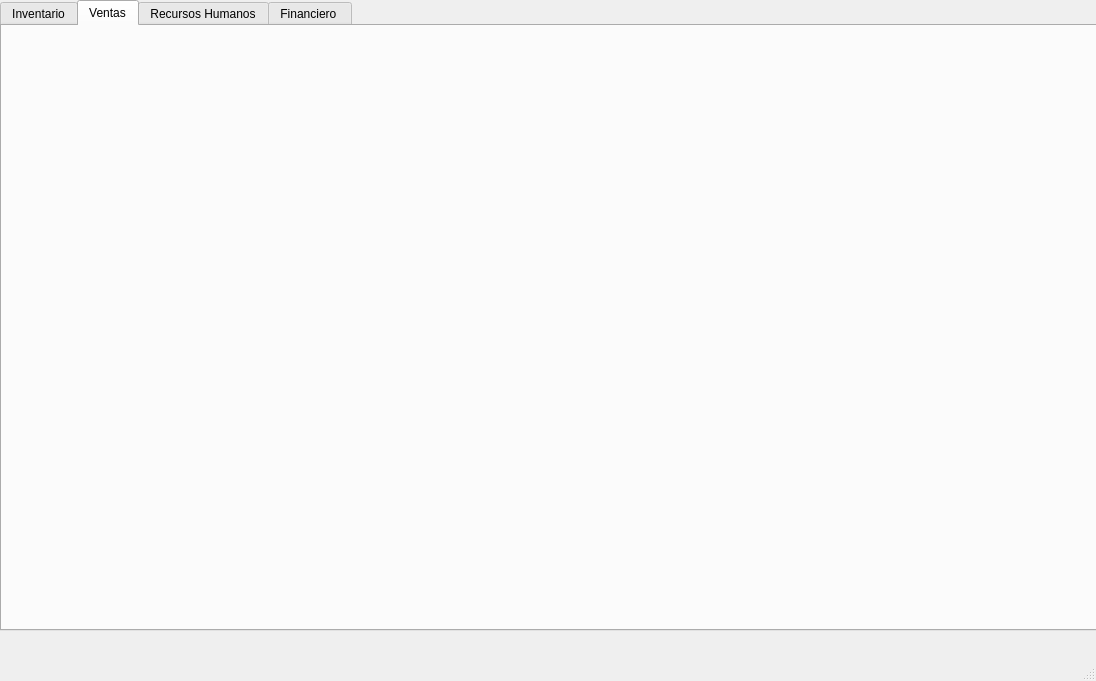
Above: Views/principal.ui from AngelAndreCotocCuzal/Proyecto_teoria_de_sistemas before the change. Below: the same form after it.
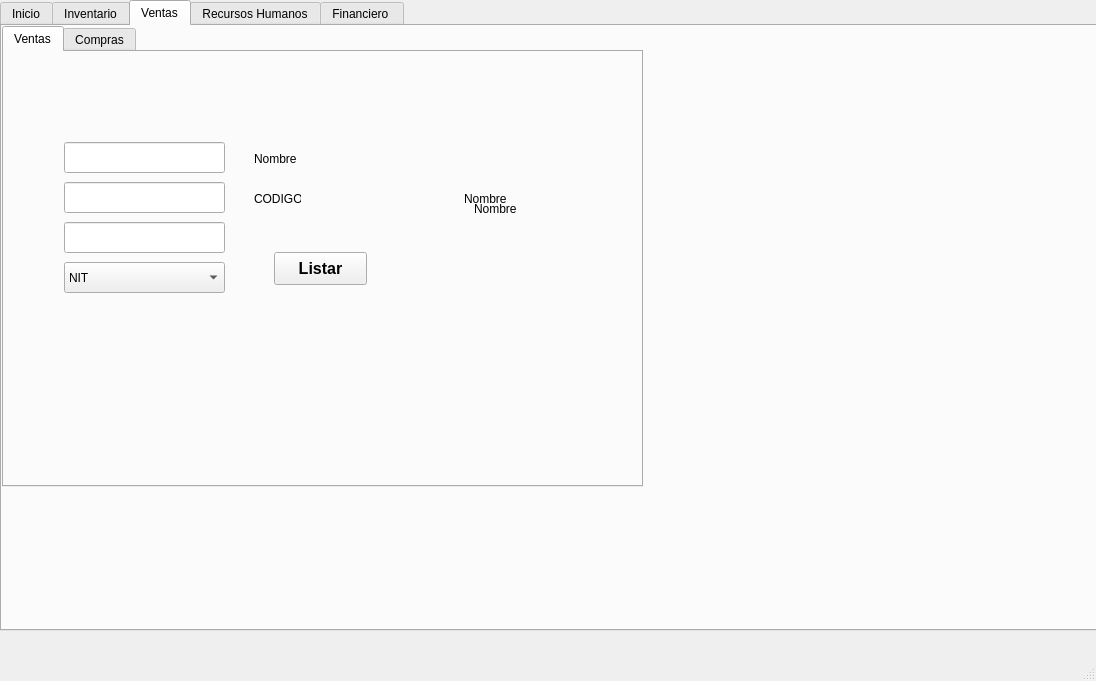
That is the form after the change. The open tabs and pages were chosen to show the change.

Commit message: Comenzando con ventas/compras

Patch:
```diff
--- a/Views/principal.ui
+++ b/Views/principal.ui
@@ -26,6 +26,11 @@
     <property name="currentIndex">
      <number>3</number>
     </property>
+    <widget class="QWidget" name="tab_3">
+     <attribute name="title">
+      <string>Inicio</string>
+     </attribute>
+    </widget>
     <widget class="QWidget" name="tab_6">
      <attribute name="title">
       <string>Inventario</string>
@@ -250,6 +255,177 @@
      <attribute name="title">
       <string>Ventas</string>
      </attribute>
+     <widget class="QTabWidget" name="base_de_compras">
+      <property name="geometry">
+       <rect>
+        <x>0</x>
+        <y>0</y>
+        <width>641</width>
+        <height>461</height>
+       </rect>
+      </property>
+      <property name="currentIndex">
+       <number>0</number>
+      </property>
+      <widget class="QWidget" name="Ventas">
+       <attribute name="title">
+        <string>Ventas</string>
+       </attribute>
+       <widget class="QPushButton" name="btn_list_4">
+        <property name="geometry">
+         <rect>
+          <x>270</x>
+          <y>200</y>
+          <width>93</width>
+          <height>33</height>
+         </rect>
+        </property>
+        <property name="font">
+         <font>
+          <pointsize>12</pointsize>
+          <weight>75</weight>
+          <bold>true</bold>
+         </font>
+        </property>
+        <property name="cursor">
+         <cursorShape>PointingHandCursor</cursorShape>
+        </property>
+        <property name="text">
+         <string>Listar</string>
+        </property>
+       </widget>
+       <widget class="QLineEdit" name="lineEdit">
+        <property name="geometry">
+         <rect>
+          <x>60</x>
+          <y>90</y>
+          <width>161</width>
+          <height>31</height>
+         </rect>
+        </property>
+       </widget>
+       <widget class="QLabel" name="label_2">
+        <property name="geometry">
+         <rect>
+          <x>250</x>
+          <y>100</y>
+          <width>47</width>
+          <height>13</height>
+         </rect>
+        </property>
+        <property name="text">
+         <string>Nombre</string>
+        </property>
+       </widget>
+       <widget class="QLineEdit" name="lineEdit_2">
+        <property name="geometry">
+         <rect>
+          <x>60</x>
+          <y>130</y>
+          <width>161</width>
+          <height>31</height>
+         </rect>
+        </property>
+       </widget>
+       <widget class="QLineEdit" name="lineEdit_3">
+        <property name="geometry">
+         <rect>
+          <x>60</x>
+          <y>170</y>
+          <width>161</width>
+          <height>31</height>
+         </rect>
+        </property>
+       </widget>
+       <widget class="QComboBox" name="comboBox">
+        <property name="geometry">
+         <rect>
+          <x>60</x>
+          <y>210</y>
+          <width>161</width>
+          <height>31</height>
+         </rect>
+        </property>
+        <item>
+         <property name="text">
+          <string>NIT</string>
+         </property>
+        </item>
+        <item>
+         <property name="text">
+          <string>Consumidor Final</string>
+         </property>
+        </item>
+       </widget>
+       <widget class="QLabel" name="label_5">
+        <property name="geometry">
+         <rect>
+          <x>250</x>
+          <y>140</y>
+          <width>47</width>
+          <height>13</height>
+         </rect>
+        </property>
+        <property name="text">
+         <string>CODIGO</string>
+        </property>
+       </widget>
+       <widget class="QLabel" name="label_6">
+        <property name="geometry">
+         <rect>
+          <x>460</x>
+          <y>140</y>
+          <width>47</width>
+          <height>13</height>
+         </rect>
+        </property>
+        <property name="text">
+         <string>Nombre</string>
+        </property>
+       </widget>
+       <widget class="QLabel" name="label_7">
+        <property name="geometry">
+         <rect>
+          <x>470</x>
+          <y>150</y>
+          <width>47</width>
+          <height>13</height>
+         </rect>
+        </property>
+        <property name="text">
+         <string>Nombre</string>
+        </property>
+       </widget>
+      </widget>
+      <widget class="QWidget" name="Compras">
+       <attribute name="title">
+        <string>Compras</string>
+       </attribute>
+       <widget class="QPushButton" name="btn_list_5">
+        <property name="geometry">
+         <rect>
+          <x>140</x>
+          <y>140</y>
+          <width>93</width>
+          <height>33</height>
+         </rect>
+        </property>
+        <property name="font">
+         <font>
+          <pointsize>12</pointsize>
+          <weight>75</weight>
+          <bold>true</bold>
+         </font>
+        </property>
+        <property name="cursor">
+         <cursorShape>PointingHandCursor</cursorShape>
+        </property>
+        <property name="text">
+         <string>Listar</string>
+        </property>
+       </widget>
+      </widget>
+     </widget>
     </widget>
     <widget class="QWidget" name="tab">
      <attribute name="title">
```
Left out of the diff: 4 changed lines with no effect on the pictures. The commit also changes 5 other files.
